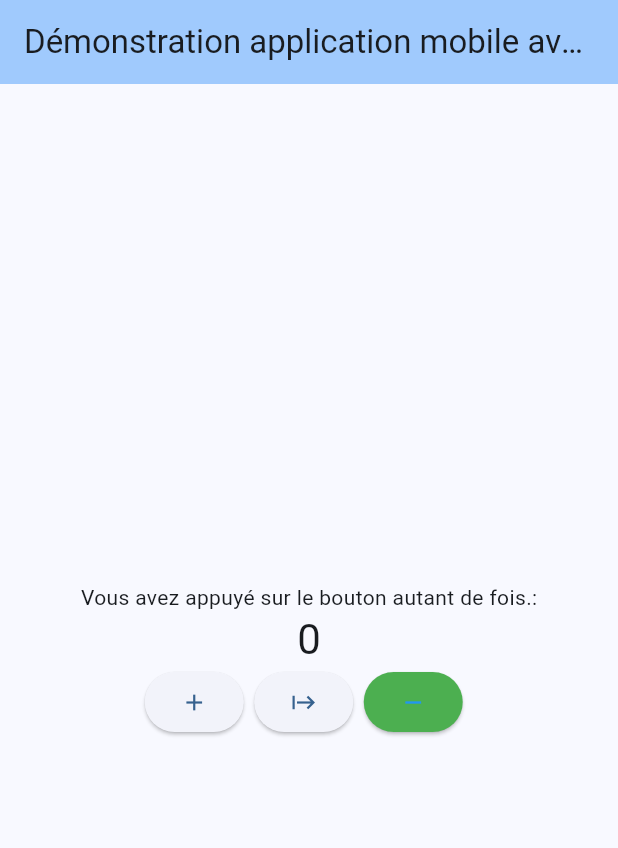
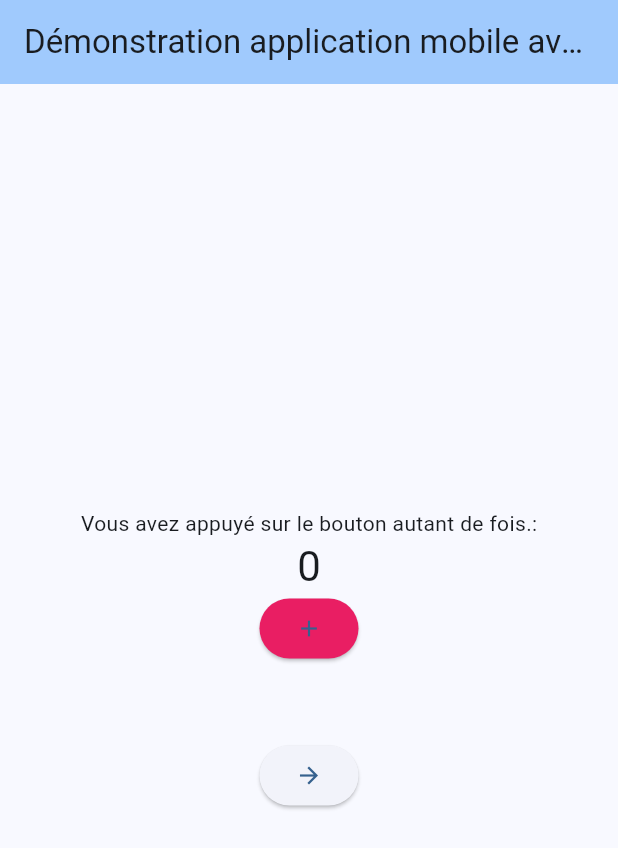
Before and after one commit to SimonNguema/MobileProgrammationFlutter, a Flutter app: the screen it shows after launch, on a phone screen of 412 x 824 dp. Shown: the top 848 px of the screen. Run offline on Flutter 3.47's test engine with Material 2 defaults, Android fonts, the phone set to English and light mode, and no system bars.

```diff
--- a/lib/main.dart
+++ b/lib/main.dart
@@ -1,4 +1,5 @@
 import 'package:flutter/material.dart';
+import 'package:flutterproject/new_page.dart';
 
 void main() {
   runApp(const MyApp());
@@ -128,33 +129,49 @@ class _MyHomePageState extends State<MyHomePage> {
               mainAxisAlignment: MainAxisAlignment.center,
                 children: [
                   ElevatedButton(
+                    style: ButtonStyle(
+                      backgroundColor: MaterialStateProperty.all<Color>(Colors.pink),
+
+                    ),
                       onPressed: ()=>_incrementCounter(),
                     child: Icon(Icons.add),
                   ),
-                  SizedBox(width: 7,),
+                  //SizedBox(width: 7,),
 
-                  ElevatedButton(
-                    onPressed: () => _resetCounter(),
-                    child: Icon(Icons.start),
-                  ),
-                  SizedBox(width: 7,),
+                  //ElevatedButton(
 
-                  ElevatedButton(
-                    style: ButtonStyle(
-                      backgroundColor: MaterialStateProperty.all<Color>(Colors.green),
+                    //onPressed: () => _resetCounter(),
+                    //child: Icon(Icons.start),
+                  //),
+                  //SizedBox(width: 7,),
 
-                    ),
-                    onPressed: () => _decrementCounter(),
-                    child: Icon(Icons.remove, color: Colors.blue,),
+                  //ElevatedButton(
+                    //style: ButtonStyle(
+                      //backgroundColor: MaterialStateProperty.all<Color>(Colors.redAccent),
+
+                   // ),
+                    //onPressed: () => _decrementCounter(),
+                    //child: Icon(Icons.remove, color: Colors.blue,),
 
 
 
-                  ),
-                  SizedBox(width: 7,),
+                  //),
+                  //SizedBox(width: 7,),
 
                 ],
               ),
+            SizedBox(height: 50,),
+            ElevatedButton(
+              onPressed: () {
+                // Navigation vers la nouvelle page
+                Navigator.of(context).push(MaterialPageRoute(
+                  builder: (context) => MyNewPage(),
+                ));
 
+              },
+              child: Icon(Icons.arrow_forward),
+
+            ),
 
 
 
```
Also changed, not shown: lib/new_page.dart (added, +63 -0 lines).
